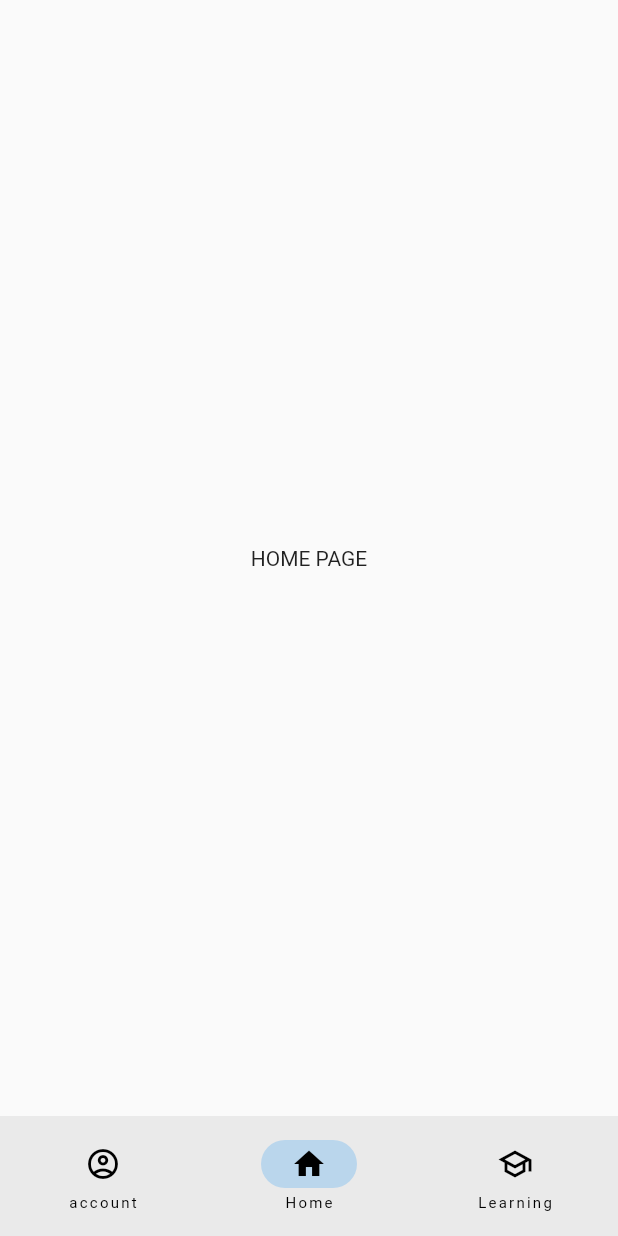
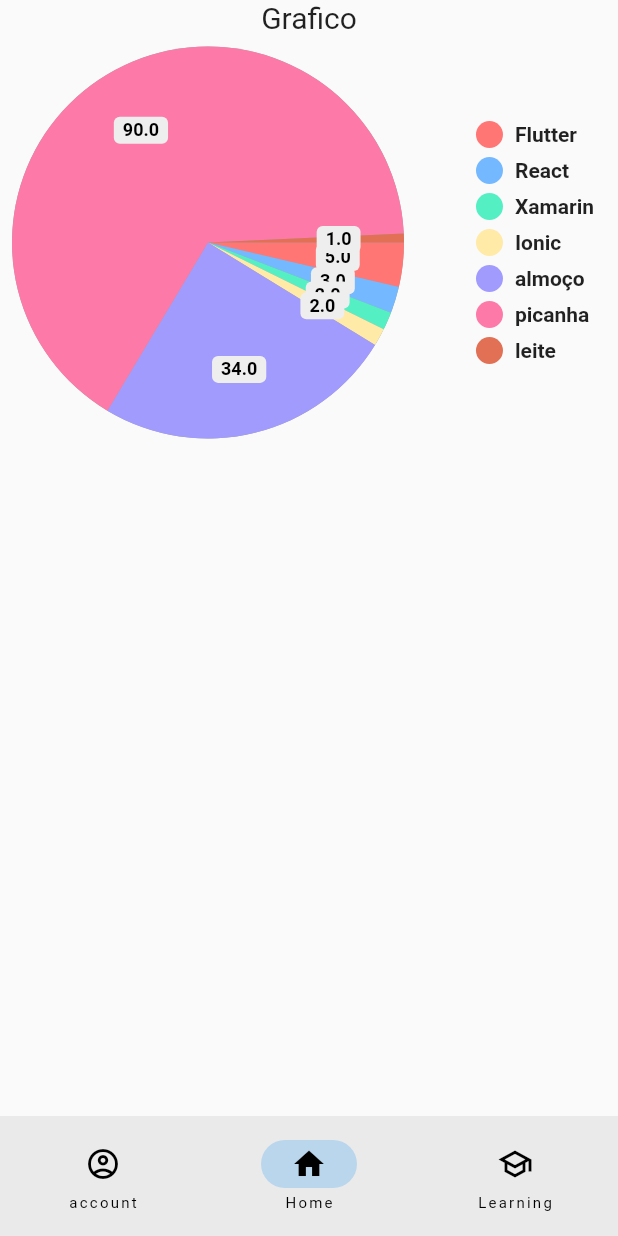
Before and after one commit to FelipeKTrigo/finance_frontend, a Flutter app: the screen it shows after launch, on a phone screen of 412 x 824 dp. Run offline on Flutter 3.47's test engine with Material 2 defaults, Android fonts, the phone set to English and light mode, and no system bars; drawn by our look-alikes of pie_chart.

Commit message:
Home Update

```diff
--- a/lib/HomeState.dart
+++ b/lib/HomeState.dart
@@ -1,13 +1,27 @@
 import 'package:financial_frontend/HomeDetail.dart';
 import 'package:flutter/material.dart';
 import 'package:flutter/widgets.dart';
+import 'package:pie_chart/pie_chart.dart';
 
-class HomeState extends State<HomeDetail>{
+class HomeState extends State<HomeDetail> {
+  Map<String, double> dataMap = {
+    "Flutter": 5,
+    "React": 3,
+    "Xamarin": 2,
+    "Ionic": 2,
+    "almoço": 34,
+    "picanha": 90,
+    "leite": 1
+  };
   @override
   Widget build(BuildContext context) {
     return Scaffold(
-      body: Center(child: Text("HOME PAGE")),
+      body: Center(
+        child: Column(children: [
+          Text("Grafico", style: TextStyle(fontSize: 20)),
+          PieChart(dataMap: dataMap, baseChartColor: Colors.grey)
+        ]),
+      ),
     );
   }
-
 }
--- a/lib/main.dart
+++ b/lib/main.dart
@@ -34,7 +34,6 @@ class _NavigationExampleState extends State<NavigationExample> {
           });
         },
         selectedIndex: currentPageIndex,
-
         destinations: const <Widget>[
           NavigationDestination(
             selectedIcon: Icon(Icons.account_circle),
--- a/pubspec.yaml
+++ b/pubspec.yaml
@@ -30,6 +30,7 @@ environment:
 dependencies:
   flutter:
     sdk: flutter
+  pie_chart: 5.4.0
 
 
   # The following adds the Cupertino Icons font to your application.
@@ -44,7 +45,7 @@ dev_dependencies:
 flutter:
   uses-material-design: true
   assets:
-    - asset/img.png
+      - asset/img.png
 
   # An image asset can refer to one or more resolution-specific "variants", see
   # https://flutter.dev/assets-and-images/#resolution-aware
```
Also changed, not shown: pubspec.lock.
